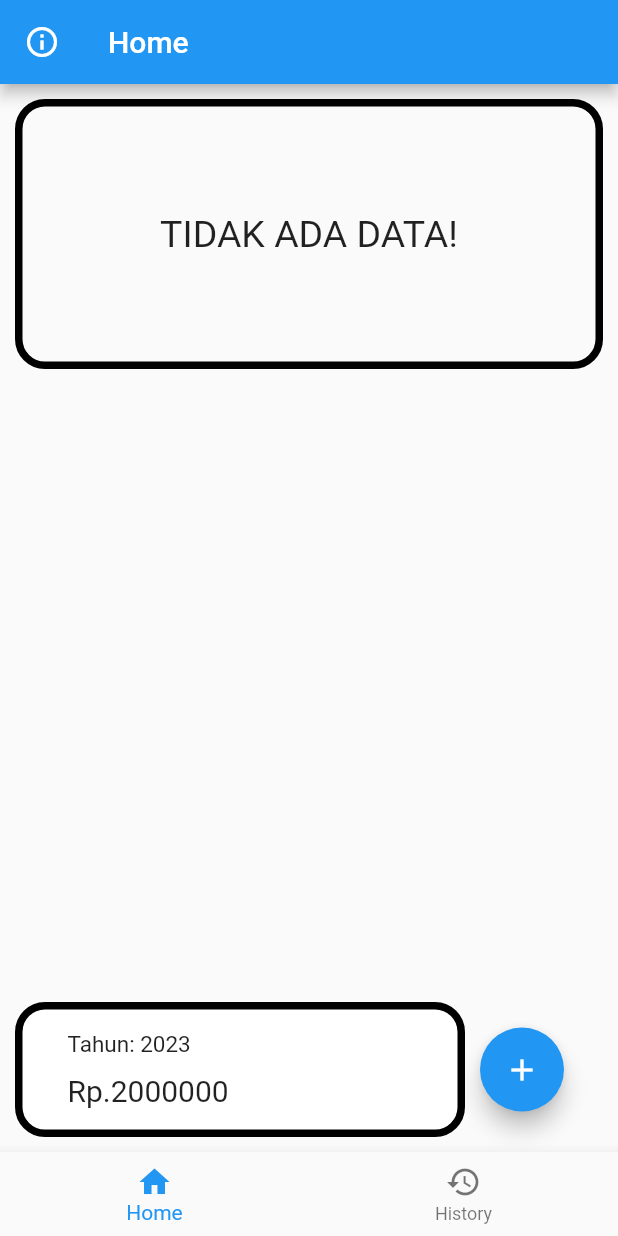
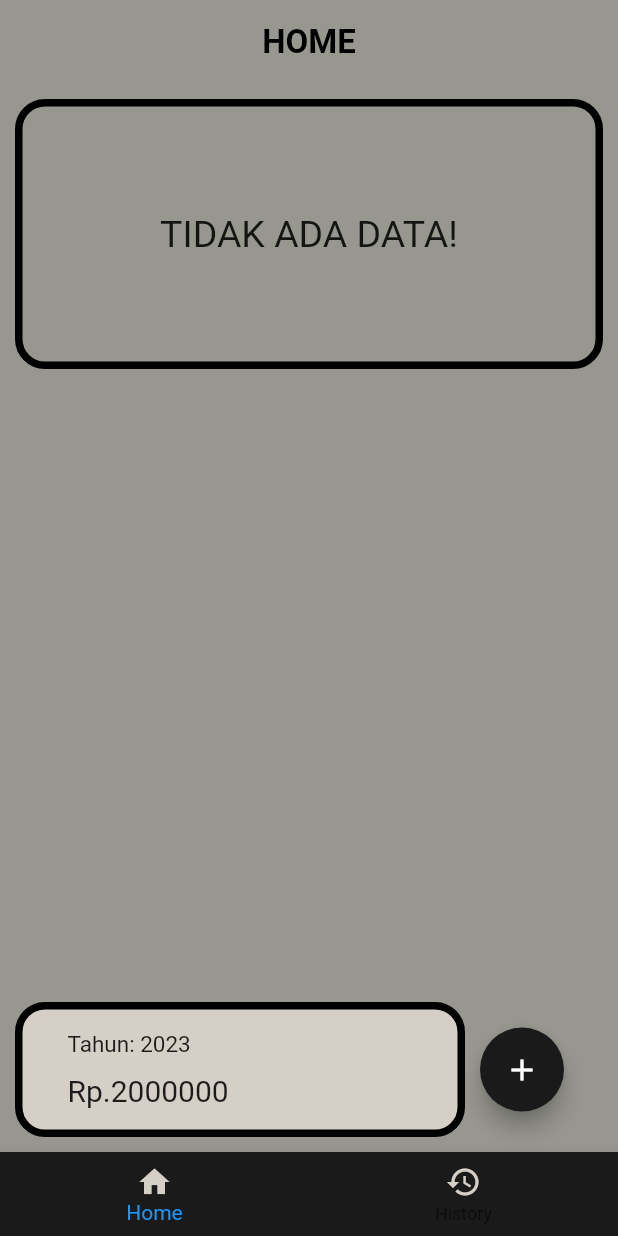
Before and after one commit to RolandRudiyanto/KelompokMyRemainder, a Flutter app: the screen it shows after launch, on a phone screen of 412 x 824 dp. Run offline on Flutter 3.47's test engine with Material 2 defaults, Android fonts, the phone set to English and light mode, and no system bars; our stand-ins replace shared_preferences, sqflite; accounts and stored records are empty.

Commit message:
Commit Close

```diff
--- a/lib/View/home.dart
+++ b/lib/View/home.dart
@@ -32,6 +32,31 @@ class _HomeState extends State<Home> {
 
 
   @override
+  Widget build(BuildContext context) {
+    return Scaffold(
+      backgroundColor: Color(0xff97978f),
+        appBar: AppBar(
+          title: Text("Home".toUpperCase(),style: TextStyle(color: Colors.black,fontSize: 22,fontWeight: FontWeight.w600,),),
+          centerTitle: true,
+          elevation: 0,
+          backgroundColor: Colors.transparent,
+        ),
+        body:Column(
+          mainAxisAlignment: MainAxisAlignment.spaceBetween,
+          children: [
+            Container(
+              height: 400,
+              child: datanote(),
+            ),
+            _addbutton()
+          ],
+        )
+      // datanote()
+
+
+    );
+  }
+
   Container _addbutton() {
     return Container(
       child:Row(
@@ -39,7 +64,7 @@ class _HomeState extends State<Home> {
           Container(
             margin: const EdgeInsets.all(10.0),
             decoration: BoxDecoration(
-                color: Colors.white,
+                color: Color(0xffd6cfc7),
                 borderRadius: BorderRadius.circular(20.0),
                 border: Border.all(color: Colors.black,width: 5,style: BorderStyle.solid),
             ),
@@ -63,7 +88,7 @@ class _HomeState extends State<Home> {
       ),
     ),
     FloatingActionButton(
-
+    backgroundColor: Color(0xff1a1a1a),
     child: Icon(Icons.add,),
     onPressed: (){
     Navigator.of(context).push(
@@ -130,7 +155,7 @@ class _HomeState extends State<Home> {
                                       Padding(padding: const EdgeInsets.fromLTRB(0, 20, 0, 0)),
                                       Container(
                                         width: 350,
-                                        child: Text(dataTgl.toUpperCase(),style: TextStyle(fontSize: 15,color: Colors.grey),textAlign: TextAlign.left,),
+                                        child: Text(dataTgl.toUpperCase(),style: TextStyle(fontSize: 15,color: Colors.black),textAlign: TextAlign.left,),
                                       ),
                                       Padding(padding: const EdgeInsets.fromLTRB(0, 10, 0, 0)),
                                       Container(
@@ -139,7 +164,7 @@ class _HomeState extends State<Home> {
                                             crossAxisAlignment: CrossAxisAlignment.start,
                                             children: <Widget> [
                                               Text(dataJudul.toUpperCase(),style: TextStyle(fontSize: 25,color: Colors.black),textAlign: TextAlign.left,),
-                                              Text(dataDesc,style: TextStyle(fontSize: 15,color: Colors.grey),textAlign: TextAlign.left,),
+                                              Text(dataDesc,style: TextStyle(fontSize: 15,color: Colors.black),textAlign: TextAlign.left,),
                                             ],
                                           )
                                       ),
@@ -195,30 +220,5 @@ class _HomeState extends State<Home> {
     );
   }
 
-  Widget build(BuildContext context) {
-    return Scaffold(
-        appBar: AppBar(
-          title: Text("Home"),
-          leading: IconButton(
-              onPressed: (){
-                Navigator.of(context).push(
-                    MaterialPageRoute(builder: (context) =>About())
-                );
-              }, icon: Icon(Icons.info_outline)),
-        ),
-        body:Column(
-          mainAxisAlignment: MainAxisAlignment.spaceBetween,
-          children: [
-            Container(
-              height: 400,
-              child: datanote(),
-            ),
-            _addbutton()
-          ],
-        )
-      // datanote()
 
-
-    );
-  }
 }
--- a/lib/data/cart_provider.dart
+++ b/lib/data/cart_provider.dart
@@ -21,6 +21,7 @@ class CardProvider with ChangeNotifier{
     _cart = db.getShoppingItems();
     return _cart;
   }
+
 
   void _setPrefItems() async{
     SharedPreferences pref = await SharedPreferences.getInstance();
--- a/lib/menu.dart
+++ b/lib/menu.dart
@@ -23,13 +23,16 @@ class _MenuState extends State<Menu> {
         child: _page.elementAt(_selectedItem),
       ),
       bottomNavigationBar: BottomNavigationBar(
+        backgroundColor: Color(0xff1a1a1a),
         items: <BottomNavigationBarItem>[
           BottomNavigationBarItem(
-              icon: Icon(Icons.home),
-              label: "Home"
+              backgroundColor: Color(0xffd6cfc7),
+              icon: Icon(Icons.home,color: Color(0xffd6cfc7),),
+              label: "Home",
           ),
           BottomNavigationBarItem(
-              icon: Icon(Icons.history),
+              backgroundColor: Color(0xffd6cfc7),
+              icon: Icon(Icons.history,color: Color(0xffd6cfc7),),
               label: "History"
           ),
         ],
```
Also changed, not shown: lib/View/add_data.dart (+7 -3 lines), lib/View/belanja.dart (+13 -14 lines), lib/data/database.dart (+5 -2 lines).
